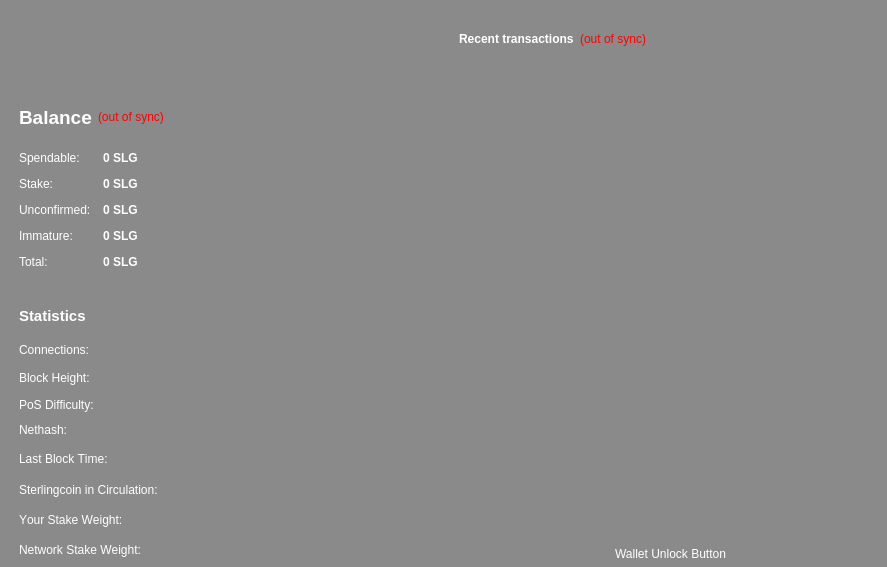
Sterlingcoin/Sterlingcoin-1.7-Release, file src/qt/forms/overviewpage.ui: the form before one commit.
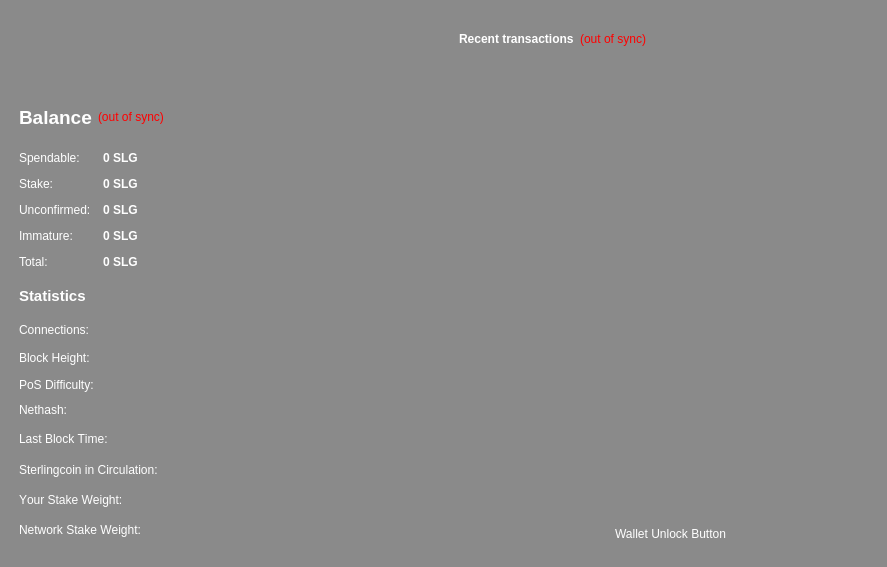
The form after the commit. Icons and pictures are not drawn.

Commit message: Move overview controls up slightly to compensate for OSs that put the file menu in the main window. On OSs that have the file menu in the main window, it was pushing controls to be covered by the status bar.

The edit to the form file:
```diff
--- a/src/qt/forms/overviewpage.ui
+++ b/src/qt/forms/overviewpage.ui
@@ -533,7 +533,7 @@
    <property name="geometry">
     <rect>
      <x>500</x>
-     <y>540</y>
+     <y>520</y>
      <width>341</width>
      <height>27</height>
     </rect>
@@ -3295,9 +3295,9 @@
    <property name="geometry">
     <rect>
      <x>9</x>
-     <y>309</y>
+     <y>289</y>
      <width>461</width>
-     <height>251</height>
+     <height>271</height>
     </rect>
    </property>
    <property name="acceptDrops">
```
